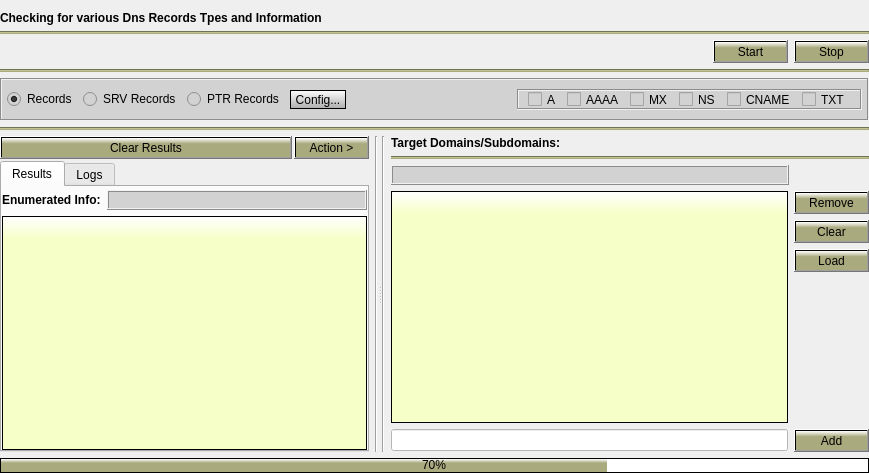
Above: Gui/src/DnsTab/Dns.ui from 3nock/OTE before the change. Below: the same form after it.
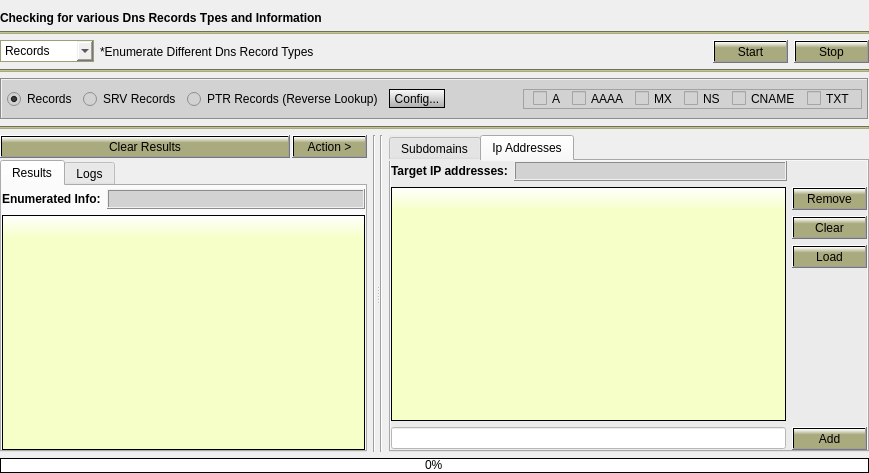
That is the form after the change. The open tabs and pages were chosen to show the change.

```diff
--- a/Gui/src/DnsTab/Dns.ui
+++ b/Gui/src/DnsTab/Dns.ui
@@ -60,6 +60,51 @@
     <layout class="QVBoxLayout" name="verticalLayout">
      <item>
       <layout class="QHBoxLayout" name="horizontalLayout_9">
+       <item>
+        <widget class="QComboBox" name="comboBox">
+         <property name="sizePolicy">
+          <sizepolicy hsizetype="Fixed" vsizetype="Fixed">
+           <horstretch>0</horstretch>
+           <verstretch>0</verstretch>
+          </sizepolicy>
+         </property>
+         <property name="minimumSize">
+          <size>
+           <width>90</width>
+           <height>22</height>
+          </size>
+         </property>
+         <property name="styleSheet">
+          <string notr="true">border-style: solid;
+border-color: rgb(159, 159, 119);
+border-width: 1px;
+border-radius: 0px;
+selection-background-color:  rgb(177, 177, 133);</string>
+         </property>
+         <item>
+          <property name="text">
+           <string>Records</string>
+          </property>
+         </item>
+         <item>
+          <property name="text">
+           <string>SRV Records</string>
+          </property>
+         </item>
+         <item>
+          <property name="text">
+           <string>PTR Records</string>
+          </property>
+         </item>
+        </widget>
+       </item>
+       <item>
+        <widget class="QLabel" name="label_2">
+         <property name="text">
+          <string>*Enumerate Different Dns Record Types</string>
+         </property>
+        </widget>
+       </item>
        <item>
         <spacer name="horizontalSpacer_2">
          <property name="orientation">
@@ -153,7 +198,7 @@
         <item>
          <widget class="QRadioButton" name="radioButton_2">
           <property name="text">
-           <string>PTR Records</string>
+           <string>PTR Records (Reverse Lookup)</string>
           </property>
          </widget>
         </item>
@@ -178,14 +223,14 @@
           </property>
           <property name="sizeHint" stdset="0">
            <size>
-            <width>247</width>
+            <width>159</width>
             <height>13</height>
            </size>
           </property>
          </spacer>
         </item>
         <item>
-         <widget class="QFrame" name="">
+         <widget class="QFrame" name="frame">
           <property name="sizePolicy">
            <sizepolicy hsizetype="Preferred" vsizetype="Maximum">
             <horstretch>0</horstretch>
@@ -199,7 +244,7 @@
            </size>
           </property>
           <property name="frameShape">
-           <enum>QFrame::Box</enum>
+           <enum>QFrame::StyledPanel</enum>
           </property>
           <property name="frameShadow">
            <enum>QFrame::Sunken</enum>
@@ -208,6 +253,9 @@
            <property name="topMargin">
             <number>1</number>
            </property>
+           <property name="rightMargin">
+            <number>5</number>
+           </property>
            <property name="bottomMargin">
             <number>1</number>
            </property>
@@ -592,9 +640,40 @@
         </widget>
        </item>
        <item>
-        <layout class="QVBoxLayout" name="verticalLayout_3">
+        <widget class="QTabWidget" name="tab_targets">
+         <property name="styleSheet">
+          <string notr="true">background-color: rgb(235, 235, 235);</string>
+         </property>
+         <property name="currentIndex">
+          <number>0</number>
+         </property>
+         <widget class="QWidget" name="tab_subdomainsList" native="true">
+          <attribute name="title">
+           <string>Subdomains</string>
+          </attribute>
+          <layout class="QVBoxLayout" name="verticalLayout_10">
+           <property name="leftMargin">
+            <number>0</number>
+           </property>
+           <property name="topMargin">
+            <number>0</number>
+           </property>
+           <property name="rightMargin">
+            <number>0</number>
+           </property>
+           <property name="bottomMargin">
+            <number>0</number>
+           </property>
+           <item>
+            <layout class="QHBoxLayout" name="horizontalLayout_10">
          <item>
           <widget class="QLabel" name="label_6">
+               <property name="sizePolicy">
+                <sizepolicy hsizetype="Maximum" vsizetype="Preferred">
+                 <horstretch>0</horstretch>
+                 <verstretch>0</verstretch>
+                </sizepolicy>
+               </property>
            <property name="font">
             <font>
              <weight>75</weight>
@@ -602,17 +681,7 @@
             </font>
            </property>
            <property name="text">
-            <string>Target Domains/Subdomains:</string>
-           </property>
-          </widget>
-         </item>
-         <item>
-          <widget class="Line" name="line_4">
-           <property name="styleSheet">
-            <string notr="true">background-color: rgb(170, 170, 127);</string>
-           </property>
-           <property name="orientation">
-            <enum>Qt::Horizontal</enum>
+                <string>Target Hostnames:</string>
            </property>
           </widget>
          </item>
@@ -676,6 +745,8 @@
            </item>
           </layout>
          </item>
+            </layout>
+           </item>
          <item>
           <layout class="QHBoxLayout" name="horizontalLayout">
            <item>
@@ -828,6 +899,261 @@
           </layout>
          </item>
         </layout>
+         </widget>
+         <widget class="QWidget" name="tab_ipList">
+          <attribute name="title">
+           <string>Ip Addresses</string>
+          </attribute>
+          <layout class="QVBoxLayout" name="verticalLayout_3">
+           <property name="leftMargin">
+            <number>0</number>
+           </property>
+           <property name="topMargin">
+            <number>0</number>
+           </property>
+           <property name="rightMargin">
+            <number>0</number>
+           </property>
+           <property name="bottomMargin">
+            <number>0</number>
+           </property>
+           <item>
+            <layout class="QHBoxLayout" name="horizontalLayout_16">
+             <item>
+              <widget class="QLabel" name="label_8">
+               <property name="sizePolicy">
+                <sizepolicy hsizetype="Maximum" vsizetype="Preferred">
+                 <horstretch>0</horstretch>
+                 <verstretch>0</verstretch>
+                </sizepolicy>
+               </property>
+               <property name="font">
+                <font>
+                 <weight>75</weight>
+                 <bold>true</bold>
+                </font>
+               </property>
+               <property name="text">
+                <string>Target IP addresses:</string>
+               </property>
+              </widget>
+             </item>
+             <item>
+              <layout class="QHBoxLayout" name="theLayout_3">
+               <item>
+                <widget class="QLabel" name="label_wordlistCount_3">
+                 <property name="sizePolicy">
+                  <sizepolicy hsizetype="Preferred" vsizetype="Maximum">
+                   <horstretch>0</horstretch>
+                   <verstretch>0</verstretch>
+                  </sizepolicy>
+                 </property>
+                 <property name="minimumSize">
+                  <size>
+                   <width>0</width>
+                   <height>20</height>
+                  </size>
+                 </property>
+                 <property name="maximumSize">
+                  <size>
+                   <width>16777215</width>
+                   <height>20</height>
+                  </size>
+                 </property>
+                 <property name="font">
+                  <font>
+                   <weight>75</weight>
+                   <bold>true</bold>
+                  </font>
+                 </property>
+                 <property name="styleSheet">
+                  <string notr="true">background-color: rgb(210, 210, 210);</string>
+                 </property>
+                 <property name="frameShape">
+                  <enum>QFrame::Box</enum>
+                 </property>
+                 <property name="frameShadow">
+                  <enum>QFrame::Raised</enum>
+                 </property>
+                 <property name="text">
+                  <string/>
+                 </property>
+                </widget>
+               </item>
+               <item>
+                <spacer name="horizontalSpacer_5">
+                 <property name="orientation">
+                  <enum>Qt::Horizontal</enum>
+                 </property>
+                 <property name="sizeType">
+                  <enum>QSizePolicy::Fixed</enum>
+                 </property>
+                 <property name="sizeHint" stdset="0">
+                  <size>
+                   <width>80</width>
+                   <height>20</height>
+                  </size>
+                 </property>
+                </spacer>
+               </item>
+              </layout>
+             </item>
+            </layout>
+           </item>
+           <item>
+            <layout class="QHBoxLayout" name="horizontalLayout_15">
+             <item>
+              <widget class="QListWidget" name="listWidget_wordlist_ip">
+               <property name="font">
+                <font>
+                 <family>MS Shell Dlg 2</family>
+                 <pointsize>8</pointsize>
+                </font>
+               </property>
+               <property name="styleSheet">
+                <string notr="true">QWidget#listWidget_wordlist_ip{
+background-color: qlineargradient(x1: 0, y1: 0, x2: 0, y2: 1, stop: 0 white, stop: 0.1  rgb(246, 255, 199));
+border-style: solid;
+border-color: black;
+border-width: 1px;
+border-radius: 0px;
+}
+QListWidget::item:selected {
+background-color:  rgb(199, 199, 149);
+color: black;}
+QListWidget::item:hover{
+background-color: rgb(230, 230, 172);
+}</string>
+               </property>
+               <property name="editTriggers">
+                <set>QAbstractItemView::DoubleClicked</set>
+               </property>
+               <property name="selectionMode">
+                <enum>QAbstractItemView::ExtendedSelection</enum>
+               </property>
+               <property name="selectionRectVisible">
+                <bool>true</bool>
+               </property>
+               <property name="sortingEnabled">
+                <bool>false</bool>
+               </property>
+              </widget>
+             </item>
+             <item>
+              <layout class="QVBoxLayout" name="verticalLayout_15">
+               <item>
+                <widget class="QPushButton" name="pushButton_remove_3">
+                 <property name="minimumSize">
+                  <size>
+                   <width>75</width>
+                   <height>23</height>
+                  </size>
+                 </property>
+                 <property name="styleSheet">
+                  <string notr="true">background-color: qlineargradient(x1: 0, y1: 0, x2: 0, y2: 1, stop: 0 white, stop: 0.3 rgb(170, 170, 127));</string>
+                 </property>
+                 <property name="text">
+                  <string>Remove</string>
+                 </property>
+                </widget>
+               </item>
+               <item>
+                <widget class="QPushButton" name="pushButton_clearWordlist_3">
+                 <property name="sizePolicy">
+                  <sizepolicy hsizetype="Fixed" vsizetype="Fixed">
+                   <horstretch>0</horstretch>
+                   <verstretch>0</verstretch>
+                  </sizepolicy>
+                 </property>
+                 <property name="minimumSize">
+                  <size>
+                   <width>75</width>
+                   <height>23</height>
+                  </size>
+                 </property>
+                 <property name="styleSheet">
+                  <string notr="true">background-color: qlineargradient(x1: 0, y1: 0, x2: 0, y2: 1, stop: 0 white, stop: 0.3 rgb(170, 170, 127));</string>
+                 </property>
+                 <property name="text">
+                  <string>Clear</string>
+                 </property>
+                </widget>
+               </item>
+               <item>
+                <widget class="QPushButton" name="pushButton_load_3">
+                 <property name="sizePolicy">
+                  <sizepolicy hsizetype="Fixed" vsizetype="Fixed">
+                   <horstretch>0</horstretch>
+                   <verstretch>0</verstretch>
+                  </sizepolicy>
+                 </property>
+                 <property name="minimumSize">
+                  <size>
+                   <width>75</width>
+                   <height>23</height>
+                  </size>
+                 </property>
+                 <property name="styleSheet">
+                  <string notr="true">background-color: qlineargradient(x1: 0, y1: 0, x2: 0, y2: 1, stop: 0 white, stop: 0.3 rgb(170, 170, 127));</string>
+                 </property>
+                 <property name="text">
+                  <string>Load</string>
+                 </property>
+                </widget>
+               </item>
+               <item>
+                <spacer name="verticalSpacer_5">
+                 <property name="orientation">
+                  <enum>Qt::Vertical</enum>
+                 </property>
+                 <property name="sizeHint" stdset="0">
+                  <size>
+                   <width>20</width>
+                   <height>40</height>
+                  </size>
+                 </property>
+                </spacer>
+               </item>
+              </layout>
+             </item>
+            </layout>
+           </item>
+           <item>
+            <layout class="QHBoxLayout" name="horizontalLayout_14">
+             <item>
+              <widget class="QLineEdit" name="lineEdit_wordlist_3">
+               <property name="styleSheet">
+                <string notr="true">background-color: rgb(255, 255, 255);</string>
+               </property>
+              </widget>
+             </item>
+             <item>
+              <widget class="QPushButton" name="pushButton_add_3">
+               <property name="sizePolicy">
+                <sizepolicy hsizetype="Fixed" vsizetype="Fixed">
+                 <horstretch>0</horstretch>
+                 <verstretch>0</verstretch>
+                </sizepolicy>
+               </property>
+               <property name="minimumSize">
+                <size>
+                 <width>75</width>
+                 <height>23</height>
+                </size>
+               </property>
+               <property name="styleSheet">
+                <string notr="true">background-color: qlineargradient(x1: 0, y1: 0, x2: 0, y2: 1, stop: 0 white, stop: 0.3 rgb(170, 170, 127));</string>
+               </property>
+               <property name="text">
+                <string>Add</string>
+               </property>
+              </widget>
+             </item>
+            </layout>
+           </item>
+          </layout>
+         </widget>
+        </widget>
        </item>
       </layout>
      </widget>
@@ -859,7 +1185,7 @@
 }</string>
      </property>
      <property name="value">
-      <number>70</number>
+      <number>0</number>
      </property>
     </widget>
    </item>
```
Lines whose indentation alone changed are shown as unchanged.
